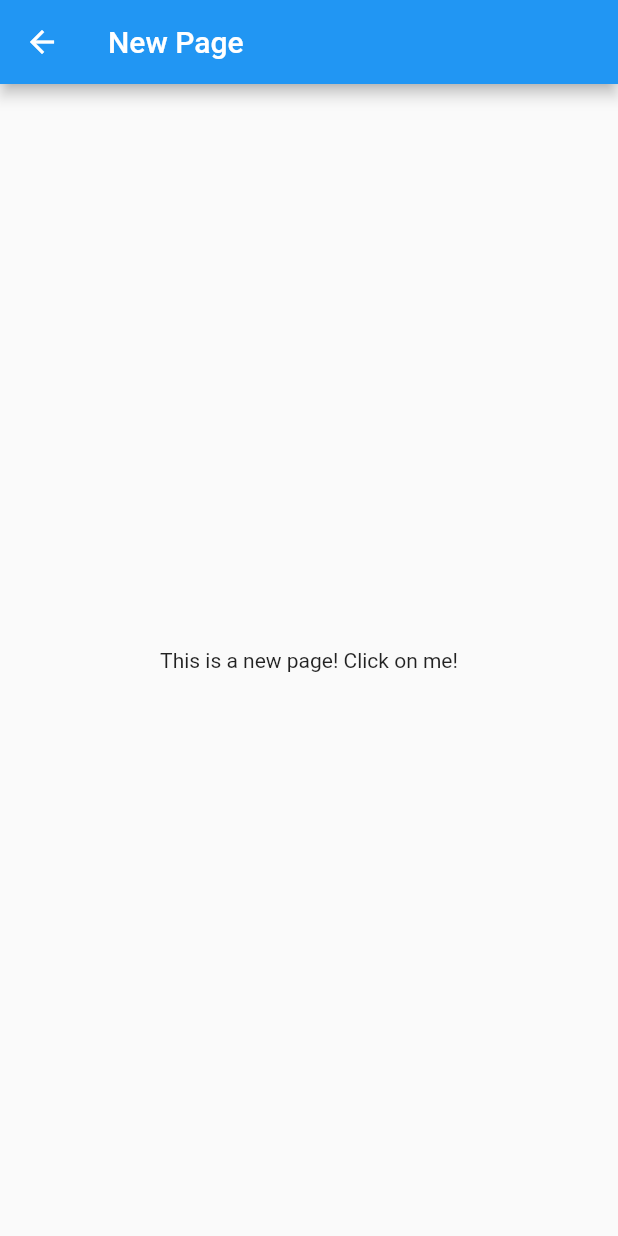
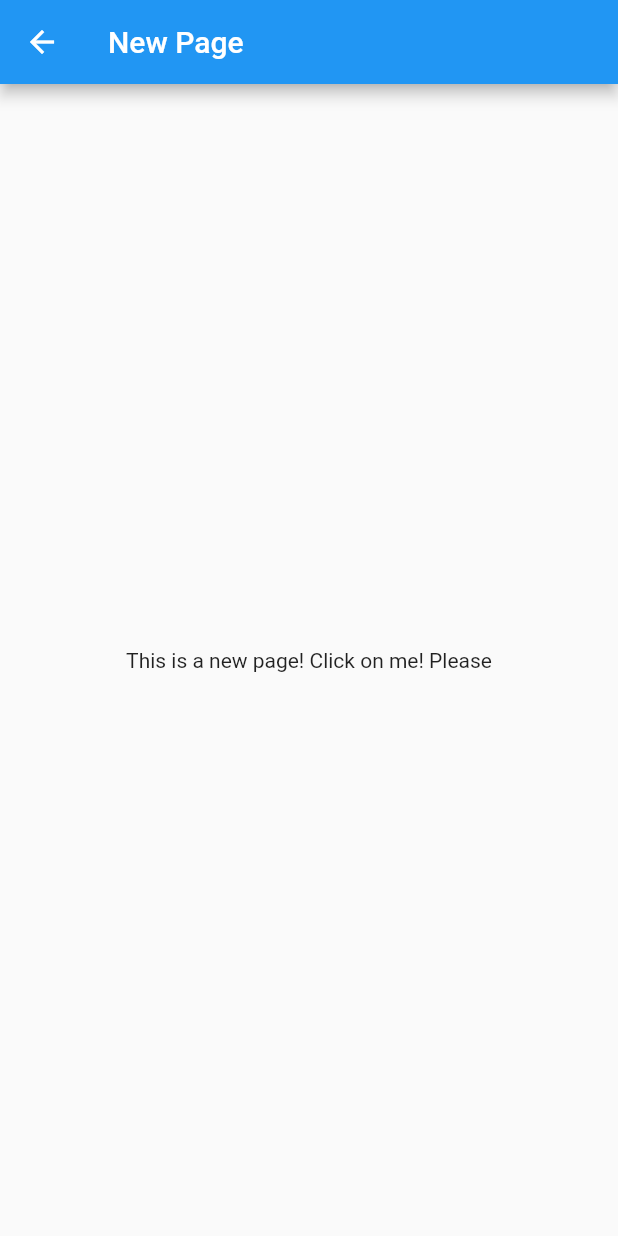
Before and after one commit to ebrarkarademir/test_project, a Flutter app: the NewPage screen opened directly, on a phone screen of 412 x 824 dp. Run offline on Flutter 3.47's test engine with Material 2 defaults, Android fonts, the light colour scheme and no system bars.

Commit message:
commmit test

```diff
--- a/test_project/lib/screens/home.dart
+++ b/test_project/lib/screens/home.dart
@@ -78,7 +78,7 @@ class NewPage extends StatelessWidget {
         title: Text('New Page'),
       ),
       body: Center(
-        child: Text('This is a new page! Click on me!'),
+        child: Text('This is a new page! Click on me! Please'),
       ),
     );
   }
```
